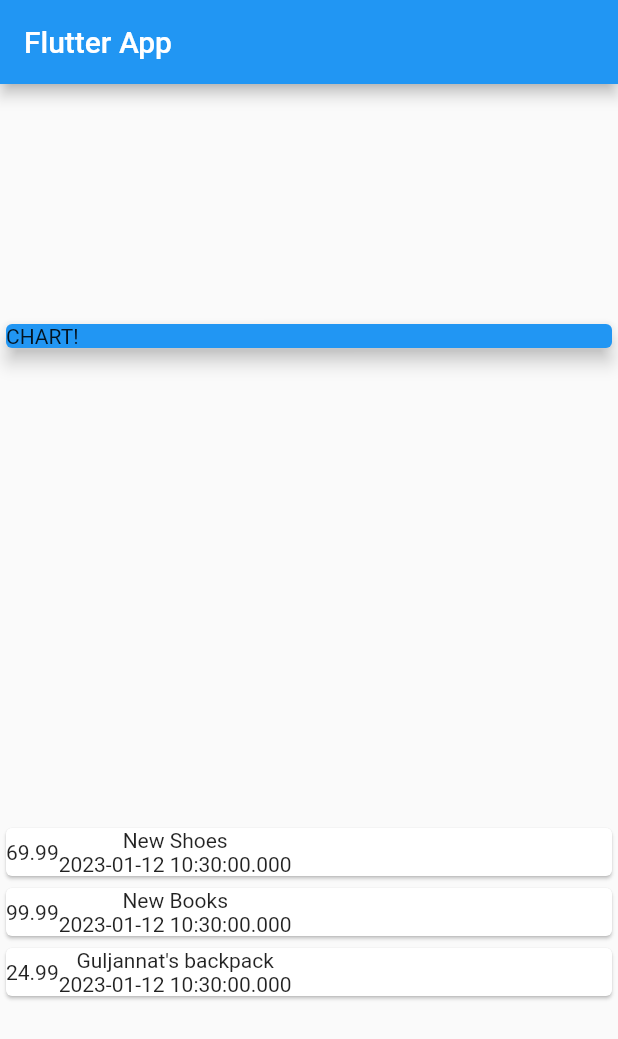
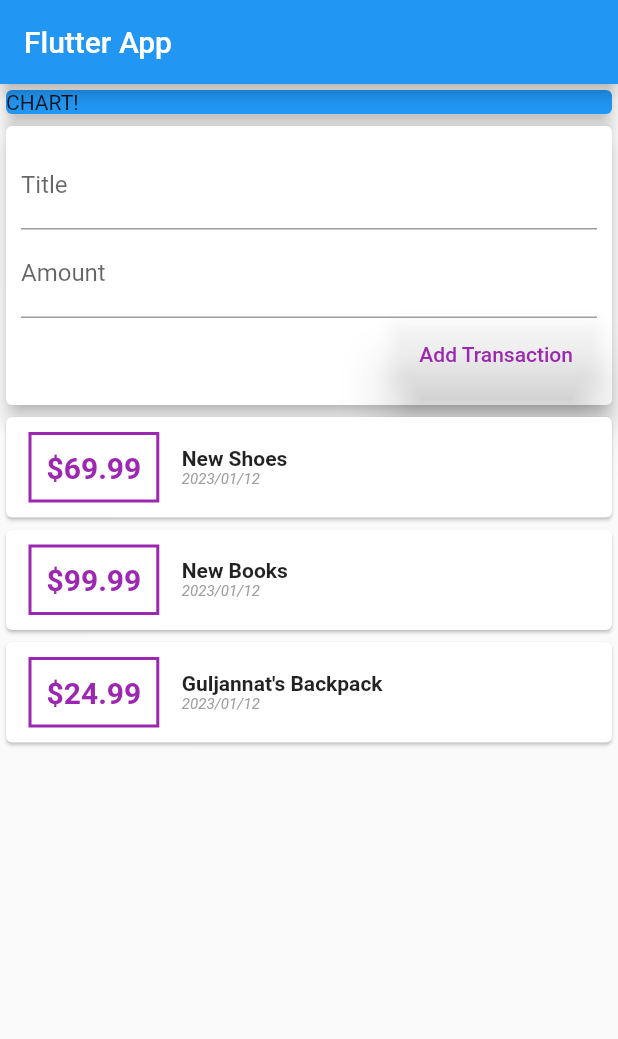
Before and after one commit to ibrikk/Personal-expenses, a Flutter app: the screen it shows after launch, on a phone screen of 412 x 824 dp. Shown: the top 1039 px of the screen. Run offline on Flutter 3.47's test engine with Material 2 defaults, Android fonts, the phone set to English and light mode, and no system bars.

Commit message:
stateless widgets only, layout

```diff
--- a/lib/main.dart
+++ b/lib/main.dart
@@ -1,3 +1,4 @@
+import 'package:intl/intl.dart';
 import 'package:flutter/material.dart';
 import './transaction.dart';
 
@@ -21,10 +22,16 @@ class MyHomePage extends StatelessWidget {
         id: 't2', title: 'New Books', amount: 99.99, date: DateTime.now()),
     Transaction(
         id: 't3',
-        title: 'Guljannat\'s backpack',
+        title: 'Guljannat\'s Backpack',
         amount: 24.99,
         date: DateTime.now())
   ];
+
+  // var titleInput;
+  // var amountInput;
+  final titleController = TextEditingController();
+  final amountController = TextEditingController();
+
   @override
   Widget build(BuildContext context) {
     return Scaffold(
@@ -32,7 +39,7 @@ class MyHomePage extends StatelessWidget {
         title: Text('Flutter App'),
       ),
       body: Column(
-        mainAxisAlignment: MainAxisAlignment.spaceAround,
+        // mainAxisAlignment: MainAxisAlignment.start,
         crossAxisAlignment: CrossAxisAlignment.stretch,
         children: <Widget>[
           Container(
@@ -43,21 +50,69 @@ class MyHomePage extends StatelessWidget {
               child: Text("CHART!"),
             ),
           ),
+          Card(
+            elevation: 5,
+            child: Container(
+              padding: EdgeInsets.all(10),
+              child: Column(
+                  crossAxisAlignment: CrossAxisAlignment.end,
+                  children: <Widget>[
+                    TextField(
+                        // onChanged: (val) => titleInput = val,
+                        controller: titleController,
+                        decoration: InputDecoration(labelText: 'Title')),
+                    TextField(
+                        //  onChanged: (val) => amountInput = val,
+                        controller: amountController,
+                        decoration: InputDecoration(labelText: 'Amount')),
+                    ElevatedButton(
+                      onPressed: () {
+                        print(titleController.text);
+                        print(amountController.text);
+                      },
+                      style: ElevatedButton.styleFrom(
+                        foregroundColor: Colors.purple,
+                        backgroundColor: Colors.transparent,
+                        elevation: 15.0,
+                      ),
+                      child: Text('Add Transaction'),
+                    )
+                  ]),
+            ),
+          ),
           Column(
             children: transactions.map((tx) {
               return Card(
                   child: Row(
                 children: <Widget>[
                   Container(
+                    margin: EdgeInsets.symmetric(vertical: 10, horizontal: 15),
+                    decoration: BoxDecoration(
+                        border: Border.all(color: Colors.purple, width: 2)),
+                    padding: EdgeInsets.all(10),
                     child: Text(
-                      tx.amount.toString(),
+                      style: TextStyle(
+                        fontWeight: FontWeight.bold,
+                        fontSize: 20,
+                        color: Colors.purple,
+                      ),
+                      '\$${tx.amount}',
                     ),
                   ),
                   Column(
+                    crossAxisAlignment: CrossAxisAlignment.start,
                     children: <Widget>[
-                      Text(tx.title),
                       Text(
-                        tx.date.toString(),
+                          style: TextStyle(
+                            fontWeight: FontWeight.bold,
+                          ),
+                          tx.title),
+                      Text(
+                        style: TextStyle(
+                            color: Colors.grey,
+                            fontSize: 10,
+                            fontStyle: FontStyle.italic),
+                        DateFormat('yyy/MM/dd').format(tx.date),
                       )
                     ],
                   ),
--- a/pubspec.yaml
+++ b/pubspec.yaml
@@ -3,7 +3,7 @@ description: A new Flutter project.
 
 # The following line prevents the package from being accidentally published to
 # pub.dev using `flutter pub publish`. This is preferred for private packages.
-publish_to: 'none' # Remove this line if you wish to publish to pub.dev
+publish_to: "none" # Remove this line if you wish to publish to pub.dev
 
 # The following defines the version and build number for your application.
 # A version number is three numbers separated by dots, like 1.2.43
@@ -20,7 +20,7 @@ publish_to: 'none' # Remove this line if you wish to publish to pub.dev
 version: 1.0.0+1
 
 environment:
-  sdk: '>=2.18.6 <3.0.0'
+  sdk: ">=2.18.6 <3.0.0"
 
 # Dependencies specify other packages that your package needs in order to work.
 # To automatically upgrade your package dependencies to the latest versions
@@ -32,6 +32,7 @@ dependencies:
   flutter:
     sdk: flutter
 
+  intl: ^0.18.0
 
   # The following adds the Cupertino Icons font to your application.
   # Use with the CupertinoIcons class for iOS style icons.
@@ -53,7 +54,6 @@ dev_dependencies:
 
 # The following section is specific to Flutter packages.
 flutter:
-
   # The following line ensures that the Material Icons font is
   # included with your application, so that you can use the icons in
   # the material Icons class.
```
Also changed, not shown: pubspec.lock.
